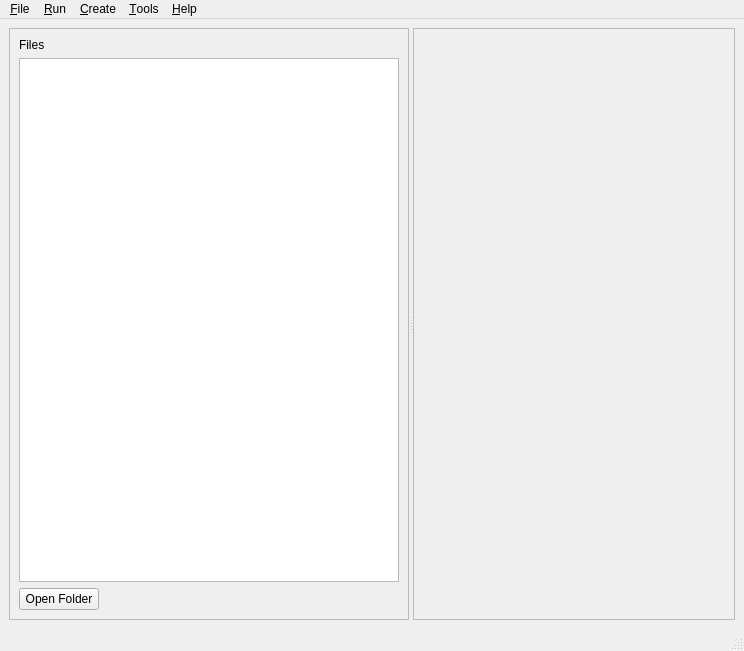
This is ui_files/main_window.ui in jacobcheatley/trpg-creator as Qt 5 draws it before an edit. The edited form follows.
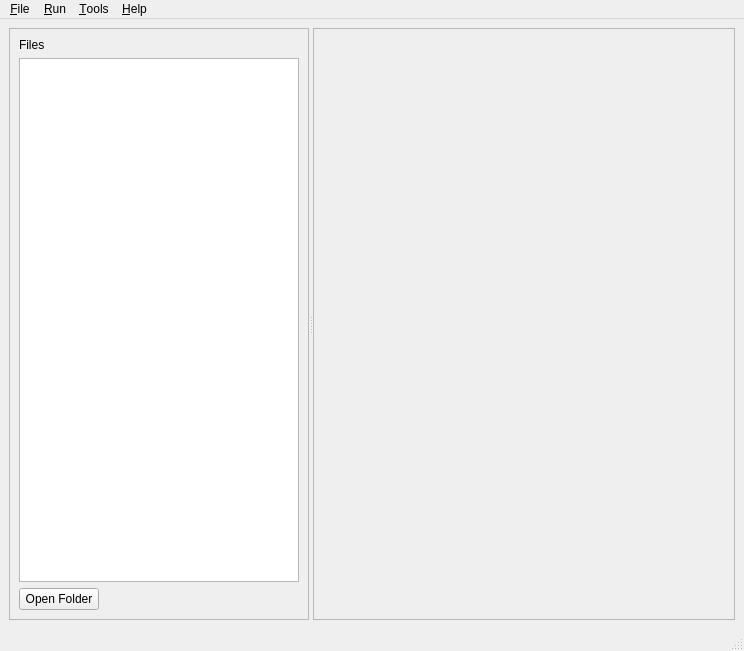
This is the edited form.

```diff
--- a/ui_files/main_window.ui
+++ b/ui_files/main_window.ui
@@ -44,7 +44,7 @@
        </property>
        <property name="maximumSize">
         <size>
-         <width>400</width>
+         <width>300</width>
          <height>16777215</height>
         </size>
        </property>
@@ -140,7 +140,7 @@
          <rect>
           <x>0</x>
           <y>0</y>
-          <width>318</width>
+          <width>418</width>
           <height>584</height>
          </rect>
         </property>
@@ -180,14 +180,6 @@
     <addaction name="separator"/>
     <addaction name="actionQuit"/>
    </widget>
-   <widget class="QMenu" name="menuCreate">
-    <property name="title">
-     <string>&amp;Create</string>
-    </property>
-    <addaction name="actionScenario"/>
-    <addaction name="actionItem"/>
-    <addaction name="actionFunction"/>
-   </widget>
    <widget class="QMenu" name="menuTools">
     <property name="title">
      <string>&amp;Tools</string>
@@ -210,7 +202,6 @@
    </widget>
    <addaction name="menuFile"/>
    <addaction name="menuRun"/>
-   <addaction name="menuCreate"/>
    <addaction name="menuTools"/>
    <addaction name="menuHelp"/>
   </widget>
```
Left out of the diff: 25 changed lines with no effect on the pictures.
